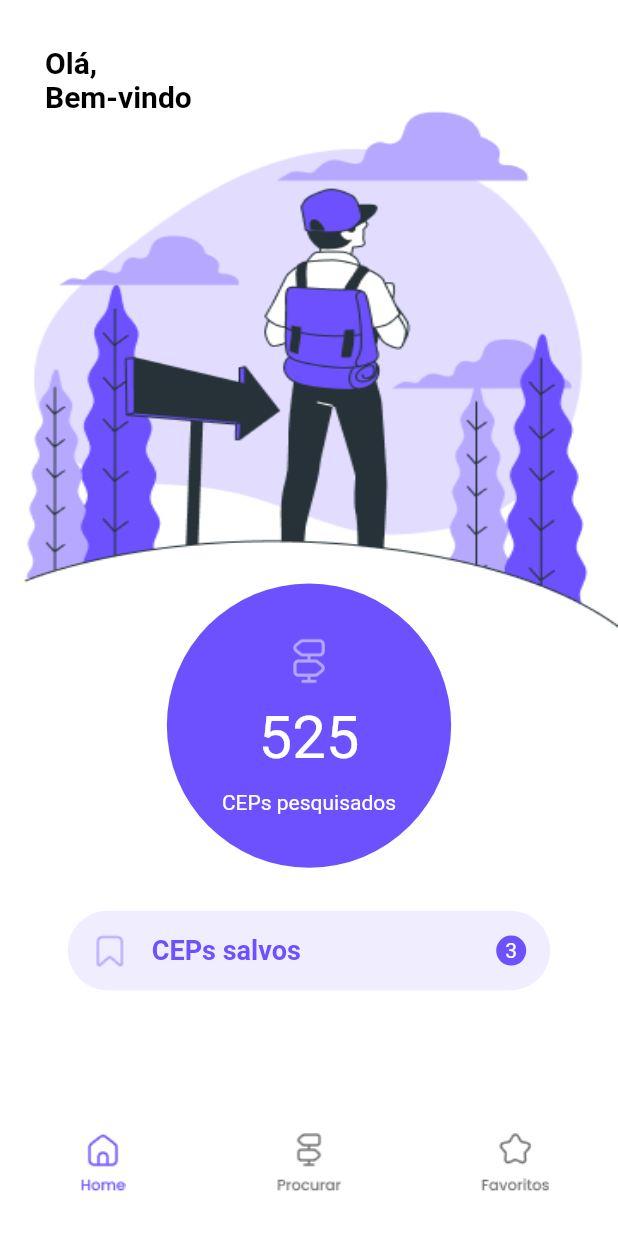
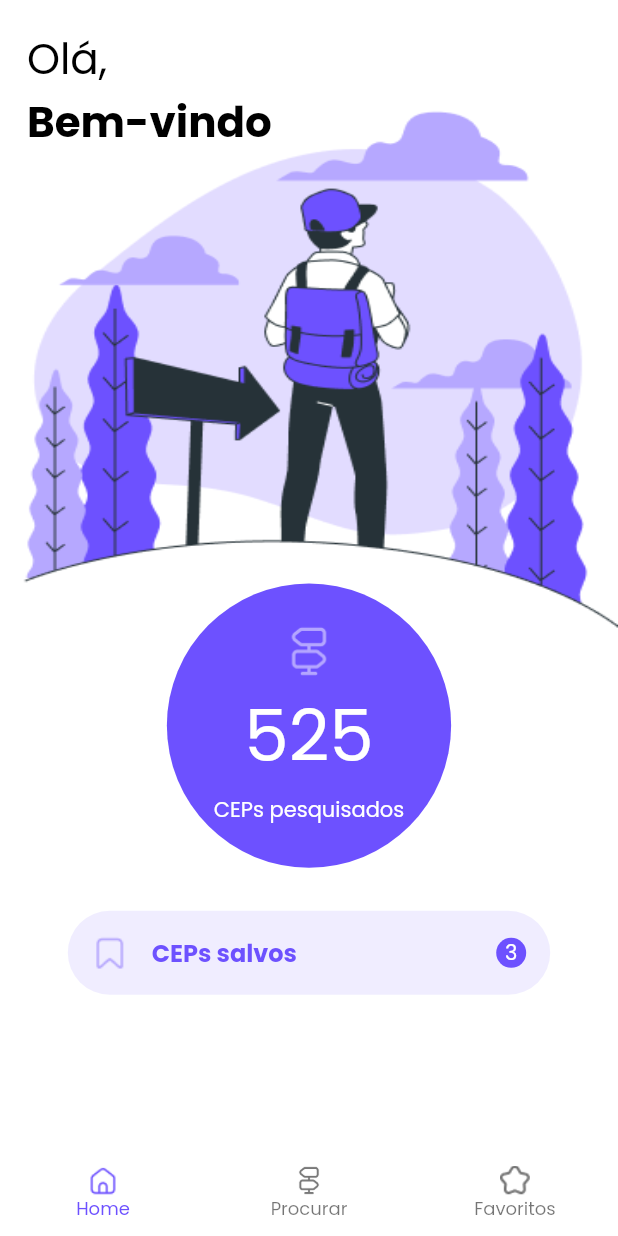
Before and after one commit to dugf/repo-mepoupe-case, a Flutter app: the screen it shows after launch, on a phone screen of 412 x 824 dp. Run offline on Flutter 3.47's test engine with Material 2 defaults, Android fonts, the phone set to English and light mode, and no system bars.

Commit message:
ajustes na responsividade, integração da fonte textual correta e alteração de ícones

```diff
--- a/app_mepoupe/lib/bloc/ui/screens/home_screen.dart
+++ b/app_mepoupe/lib/bloc/ui/screens/home_screen.dart
@@ -22,16 +22,27 @@ class _MyHomePageState extends State<MyHomePage> {
               child: Stack(
                 alignment: Alignment.center,
                 children: <Widget>[
-                  const Padding(
-                    padding: EdgeInsets.all(30.0),
+                  Padding(
+                    padding: const EdgeInsets.all(18.0),
                     child: Align(
                       alignment: Alignment.topLeft,
-                      child: Text(
-                        'Olá,\nBem-vindo',
-                        style: TextStyle(
-                            fontSize: 20,
-                            fontWeight: FontWeight.bold,
-                            color: Colors.black),
+                      child: RichText(
+                        text: TextSpan(
+                          text: 'Olá,\n',
+                          style: TextStyle(
+                              color: Colors.black,
+                              fontFamily: 'Poppins',
+                              fontSize: queryData.size.longestSide * 0.034,
+                              fontWeight: FontWeight.w500),
+                          children: const <TextSpan>[
+                            TextSpan(
+                              text: 'Bem-vindo',
+                              style: TextStyle(
+                                  fontFamily: 'Poppins',
+                                  fontWeight: FontWeight.bold),
+                            ),
+                          ],
+                        ),
                       ),
                     ),
                   ),
@@ -63,22 +74,25 @@ class _MyHomePageState extends State<MyHomePage> {
                           mainAxisAlignment: MainAxisAlignment.spaceEvenly,
                           children: [
                             Flexible(
+                              flex: 1,
                               child: Image.asset(
                                 'assets/icons/flag_home_icon.png',
-                                scale: 1.6,
                                 fit: BoxFit.fill,
+                                scale: 1,
                               ),
                             ),
                             const Flexible(
+                              flex: 2,
                               child: FittedBox(
                                 child: Text(
                                   '525',
                                   style: TextStyle(
-                                      fontSize: 50, color: Colors.white),
+                                      fontSize: 100, color: Colors.white),
                                 ),
                               ),
                             ),
                             const Flexible(
+                              flex: 1,
                               child: FittedBox(
                                 child: Text(
                                   'CEPs pesquisados',
@@ -95,7 +109,7 @@ class _MyHomePageState extends State<MyHomePage> {
               ),
             ),
             SizedBox(
-              width: MediaQuery.of(context).size.width * 0.8,
+              width: queryData.size.width * 0.8,
               child: Card(
                 color: Theme.of(context).primaryColor.withOpacity(0.1),
                 elevation: 0,
@@ -111,7 +125,6 @@ class _MyHomePageState extends State<MyHomePage> {
                     children: [
                       Image.asset(
                         'assets/icons/flag_Icon.png',
-                        scale: 1,
                         fit: BoxFit.fill,
                       ),
                       Container(
@@ -119,7 +132,7 @@ class _MyHomePageState extends State<MyHomePage> {
                         child: Text(
                           'CEPs salvos',
                           style: TextStyle(
-                              fontSize: 18,
+                              fontSize: 16,
                               fontWeight: FontWeight.bold,
                               color: Theme.of(context).primaryColor),
                         ),
@@ -150,30 +163,30 @@ class _MyHomePageState extends State<MyHomePage> {
           backgroundColor: Colors.white,
           elevation: 0,
           selectedItemColor: Theme.of(context).primaryColor,
+          selectedLabelStyle: const TextStyle(fontSize: 12),
           onTap: (int index) {},
           currentIndex: 0,
           items: const <BottomNavigationBarItem>[
             BottomNavigationBarItem(
               icon: ImageIcon(
                 AssetImage('assets/icons/home_icon.png'),
-                size: 50,
+                size: 20,
               ),
-              label: '',
+              label: 'Home',
             ),
             BottomNavigationBarItem(
               icon: ImageIcon(
-                AssetImage('assets/icons/explore_icon.png'),
-                size: 50,
+                AssetImage('assets/icons/flag_home_icon.png'),
+                size: 20,
               ),
-              label: '',
+              label: 'Procurar',
             ),
             BottomNavigationBarItem(
-              icon: ImageIcon(
-                AssetImage('assets/icons/favorite_icon.png'),
-                size: 50,
-              ),
-              label: '',
-            ),
+                icon: ImageIcon(
+                  AssetImage('assets/icons/star_stroke_icon.png'),
+                  size: 20,
+                ),
+                label: 'Favoritos'),
           ],
         ),
       ),
--- a/app_mepoupe/lib/main.dart
+++ b/app_mepoupe/lib/main.dart
@@ -14,6 +14,7 @@ class MyApp extends StatelessWidget {
       debugShowCheckedModeBanner: false,
       title: 'Me Poupe',
       theme: ThemeData(
+        fontFamily: 'Poppins',
         primarySwatch: Colors.indigo,
         primaryColor: const Color(0xff6d51ff),
       ),
```
Also changed, not shown: app_mepoupe/pubspec.yaml (+7 -6 lines), app_mepoupe/assets/icons/explore_icon.png (deleted), app_mepoupe/assets/icons/favorite_icon.png (deleted), app_mepoupe/assets/icons/heart_users_icon.png (added), app_mepoupe/assets/icons/home_icon.png, app_mepoupe/fonts/Poppins-Bold.ttf (added), app_mepoupe/fonts/Poppins-Italic.ttf (added), app_mepoupe/fonts/Poppins-Regular.ttf (added).
